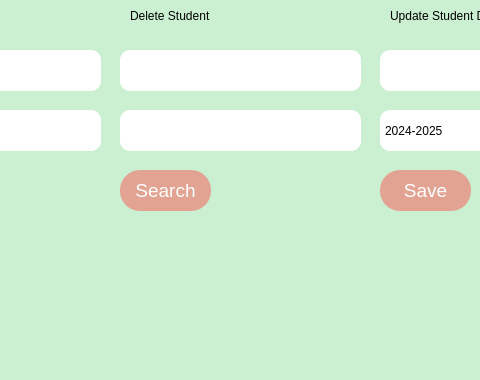
francisganapin/Studen_Register_pyMongo, file main.ui: the form before one commit; both pictures show x 148 to 628 and y 395 to 775 of the 822 by 775 pixel window.
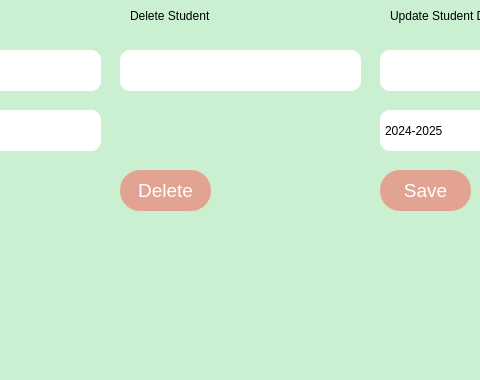
The form after the commit. The open tabs and pages were chosen to show the change.

Patch:
```diff
--- a/main.ui
+++ b/main.ui
@@ -703,22 +703,7 @@
 font: 18pt &quot;MS Shell Dlg 2&quot;;</string>
      </property>
     </widget>
-    <widget class="QLineEdit" name="school_id_update_input_3">
-     <property name="geometry">
-      <rect>
-       <x>270</x>
-       <y>480</y>
-       <width>241</width>
-       <height>41</height>
-      </rect>
-     </property>
-     <property name="styleSheet">
-      <string notr="true">border-radius:10px;
-background-color:white;
-font: 18pt &quot;MS Shell Dlg 2&quot;;</string>
-     </property>
-    </widget>
-    <widget class="QPushButton" name="search_bt_2">
+    <widget class="QPushButton" name="delete_bt">
      <property name="geometry">
       <rect>
        <x>270</x>
@@ -741,7 +726,7 @@
 </string>
      </property>
      <property name="text">
-      <string>Search</string>
+      <string>Delete</string>
      </property>
     </widget>
     <widget class="QLabel" name="label_13">
```
Left out of the diff: 4 changed lines with no effect on the pictures.
